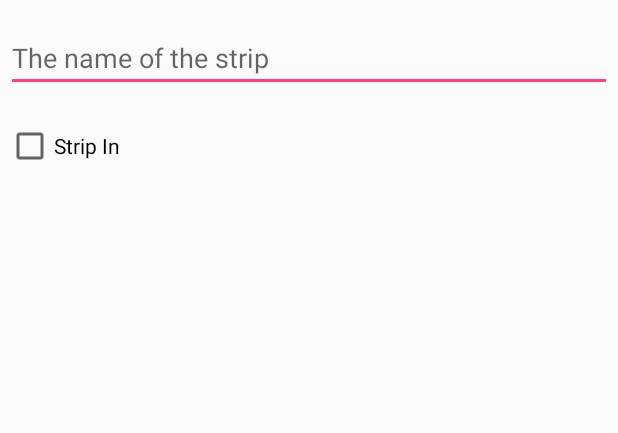
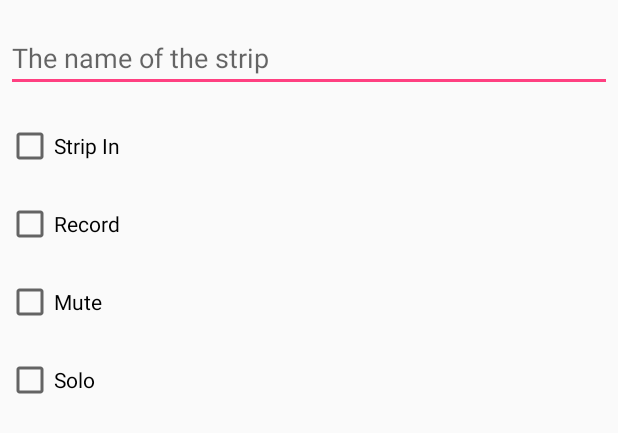
Before and after one commit to onkelDead/ardmix, an Android app: the layout strip_dlg.xml on its own in the app's theme, with its tools: preview values and no code run, on a phone screen of 412 x 824 dp. Shown: the top 433 px of the screen. Run offline under Robolectric (Android 15) with nearby library versions, the phone set to English and light mode, and no system bars; network calls fail.

Commit message:
feature: strip dialog contains checkboxes for rec, mute, solo. bugs: some crashes on lost connectivity solved.

```diff
--- a/app/src/main/res/layout/strip_dlg.xml
+++ b/app/src/main/res/layout/strip_dlg.xml
@@ -24,4 +24,35 @@
         android:layout_marginRight="4dp"
         android:layout_marginBottom="4dp"
         />
+    <CheckBox
+        android:id="@+id/sriprecord"
+        android:text="@string/menu_record"
+        android:layout_width="match_parent"
+        android:layout_height="wrap_content"
+        android:layout_marginTop="16dp"
+        android:layout_marginLeft="4dp"
+        android:layout_marginRight="4dp"
+        android:layout_marginBottom="4dp"
+        />
+    <CheckBox
+        android:id="@+id/sripmute"
+        android:text="@string/mute"
+        android:layout_width="match_parent"
+        android:layout_height="wrap_content"
+        android:layout_marginTop="16dp"
+        android:layout_marginLeft="4dp"
+        android:layout_marginRight="4dp"
+        android:layout_marginBottom="4dp"
+        />
+    <CheckBox
+        android:id="@+id/sripsolo"
+        android:text="@string/solo"
+        android:layout_width="match_parent"
+        android:layout_height="wrap_content"
+        android:layout_marginTop="16dp"
+        android:layout_marginLeft="4dp"
+        android:layout_marginRight="4dp"
+        android:layout_marginBottom="4dp"
+        />
+
 </LinearLayout>
--- a/app/src/main/res/values/strings.xml
+++ b/app/src/main/res/values/strings.xml
@@ -29,4 +29,6 @@
     <string name="action_Mask">Strip Elements...</string>
     <string name="action_consettings">Connection...</string>
     <string name="action_maskall">Show all</string>
+    <string name="mute">Mute</string>
+    <string name="solo">Solo</string>
 </resources>
```
Also changed, not shown: app/src/main/java/de/paraair/ardmix/MainActivity.java (+18 -4 lines), app/src/main/java/de/paraair/ardmix/OscService.java (+15 -13 lines), app/src/main/java/de/paraair/ardmix/StripLayout.java (+3 -4 lines), app/src/main/java/de/paraair/ardmix/StripSettingDialogFragment.java (+25 -3 lines).
